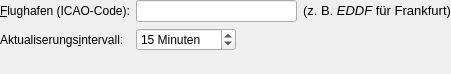
Before: the Qt Designer form src/plugins/info/metar/MetarPluginSettingsPane.ui in startkladde/startkladde, drawn with Qt 5.
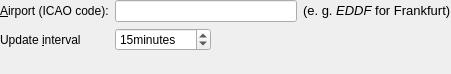
After: the same form once the commit is applied.

Diff of the .ui file:
```diff
--- a/src/plugins/info/metar/MetarPluginSettingsPane.ui
+++ b/src/plugins/info/metar/MetarPluginSettingsPane.ui
@@ -20,7 +20,7 @@
    <item row="1" column="0" colspan="2">
     <widget class="QLabel" name="nameLabel">
      <property name="text">
-      <string>&amp;Flughafen (ICAO-Code):</string>
+      <string>&amp;Airport (ICAO code):</string>
      </property>
      <property name="buddy">
       <cstring>airportInput</cstring>
@@ -30,7 +30,7 @@
    <item row="3" column="0" colspan="2">
     <widget class="QLabel" name="label">
      <property name="text">
-      <string>Aktualiserungs&amp;intervall:</string>
+      <string>Update &amp;interval</string>
      </property>
      <property name="buddy">
       <cstring>refreshIntervalInput</cstring>
@@ -45,7 +45,7 @@
         <string>Zeit zwischen Aktualiserungen der METER-Meldung</string>
        </property>
        <property name="suffix">
-        <string> Minuten</string>
+        <string>minutes</string>
        </property>
        <property name="minimum">
         <number>1</number>
@@ -101,11 +101,11 @@
         <string>&lt;!DOCTYPE HTML PUBLIC &quot;-//W3C//DTD HTML 4.0//EN&quot; &quot;http://www.w3.org/TR/REC-html40/strict.dtd&quot;&gt;
 &lt;html&gt;&lt;head&gt;&lt;meta name=&quot;qrichtext&quot; content=&quot;1&quot; /&gt;&lt;style type=&quot;text/css&quot;&gt;
 p, li { white-space: pre-wrap; }
-&lt;/style&gt;&lt;/head&gt;&lt;body style=&quot; font-family:'Sans'; font-size:10pt; font-weight:400; font-style:normal;&quot;&gt;
-&lt;table style=&quot;-qt-table-type: root; margin-top:4px; margin-bottom:4px; margin-left:4px; margin-right:4px;&quot;&gt;
+&lt;/style&gt;&lt;/head&gt;&lt;body style=&quot; font-family:'MS Shell Dlg 2'; font-size:8.25pt; font-weight:400; font-style:normal;&quot;&gt;
+&lt;table border=&quot;0&quot; style=&quot;-qt-table-type: root; margin-top:4px; margin-bottom:4px; margin-left:4px; margin-right:4px;&quot;&gt;
 &lt;tr&gt;
 &lt;td style=&quot;border: none;&quot;&gt;
-&lt;p style=&quot; margin-top:0px; margin-bottom:0px; margin-left:0px; margin-right:0px; -qt-block-indent:0; text-indent:0px;&quot;&gt;(z. B. &lt;span style=&quot; font-style:italic;&quot;&gt;EDDF&lt;/span&gt; für Frankfurt)&lt;/p&gt;&lt;/td&gt;&lt;/tr&gt;&lt;/table&gt;&lt;/body&gt;&lt;/html&gt;</string>
+&lt;p style=&quot; margin-top:0px; margin-bottom:0px; margin-left:0px; margin-right:0px; -qt-block-indent:0; text-indent:0px;&quot;&gt;&lt;span style=&quot; font-family:'Sans'; font-size:10pt;&quot;&gt;(e. g. &lt;/span&gt;&lt;span style=&quot; font-family:'Sans'; font-size:10pt; font-style:italic;&quot;&gt;EDDF&lt;/span&gt;&lt;span style=&quot; font-family:'Sans'; font-size:10pt;&quot;&gt; for Frankfurt)&lt;/span&gt;&lt;/p&gt;&lt;/td&gt;&lt;/tr&gt;&lt;/table&gt;&lt;/body&gt;&lt;/html&gt;</string>
        </property>
       </widget>
      </item>
```
